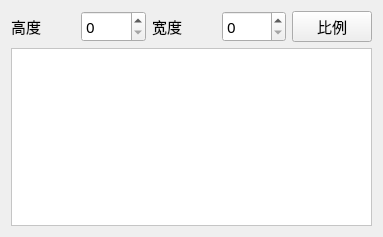
Old version of the form UI/iconpreview.ui in the repository rcswhuang/icon.
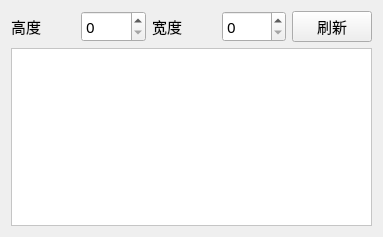
New version of the form.

```diff
--- a/UI/iconpreview.ui
+++ b/UI/iconpreview.ui
@@ -60,7 +60,7 @@
      <item>
       <widget class="QPushButton" name="radioBtn">
        <property name="text">
-        <string>比例</string>
+        <string>刷新</string>
        </property>
        <property name="autoDefault">
         <bool>false</bool>
```
Left out of the diff: 2 changed lines with no effect on the pictures.
